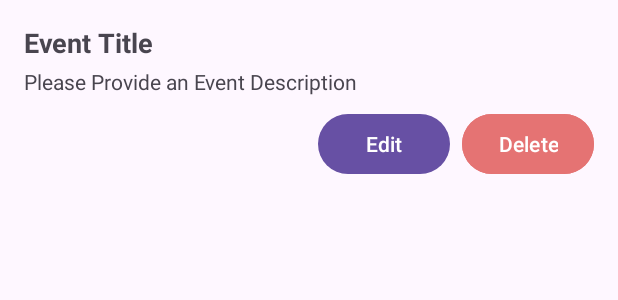
After one commit to PaulinPrize/LocalLoop-App, an Android app: the layout item_event.xml on its own in the app's theme, with its tools: preview values and no code run, on a phone screen of 412 x 824 dp. The commit adds this screen. Shown: the top 300 px of the screen. Run offline under Robolectric (Android 15) with nearby library versions, the phone set to English and light mode, and no system bars.

Commit message:
List organizer events

```diff
--- a/app/src/main/res/layout/event_row.xml
+++ b/app/src/main/res/layout/event_row.xml
@@ -87,6 +87,6 @@
             android:layout_height="wrap_content"
             android:text="No"
             android:layout_marginStart="8dp"
-            android:backgroundTint="#F44336" /> <!-- Red -->
+            android:backgroundTint="#F44336" />
     </LinearLayout>
 </LinearLayout>
--- /dev/null
+++ b/app/src/main/res/layout/item_event.xml
@@ -0,0 +1,47 @@
+<LinearLayout
+    xmlns:android="http://schemas.android.com/apk/res/android"
+    android:layout_width="match_parent"
+    android:layout_height="wrap_content"
+    android:orientation="vertical"
+    android:elevation="2dp"
+    android:padding="16dp"
+    android:layout_marginBottom="8dp">
+
+    <TextView
+        android:id="@+id/txtEventName"
+        android:layout_width="wrap_content"
+        android:layout_height="wrap_content"
+        android:text="@string/Event_title"
+        android:textSize="18sp"
+        android:textStyle="bold" />
+
+    <TextView
+        android:id="@+id/txtEventDate"
+        android:layout_width="wrap_content"
+        android:layout_height="wrap_content"
+        android:layout_marginTop="4dp"
+        android:text="@string/Event_description_hint"
+        android:textSize="14sp" />
+
+    <LinearLayout
+        android:layout_width="match_parent"
+        android:layout_height="wrap_content"
+        android:orientation="horizontal"
+        android:gravity="end"
+        android:layout_marginTop="8dp">
+
+        <Button
+            android:id="@+id/btnEdit"
+            android:layout_width="wrap_content"
+            android:layout_height="wrap_content"
+            android:text="@string/edit_button" />
+
+        <Button
+            android:id="@+id/btnDelete"
+            android:layout_width="wrap_content"
+            android:layout_height="wrap_content"
+            android:layout_marginStart="8dp"
+            android:backgroundTint="#E57373"
+            android:text="@string/delete_button" />
+    </LinearLayout>
+</LinearLayout>
```
Also changed, not shown: app/src/main/java/com/example/localloopapplication/EventAdapter.java (+14 -12 lines), app/src/main/java/com/example/localloopapplication/MyEventsActivity.java (+16 -25 lines), app/src/main/res/layout/activity_my_events.xml (+4 -25 lines).
